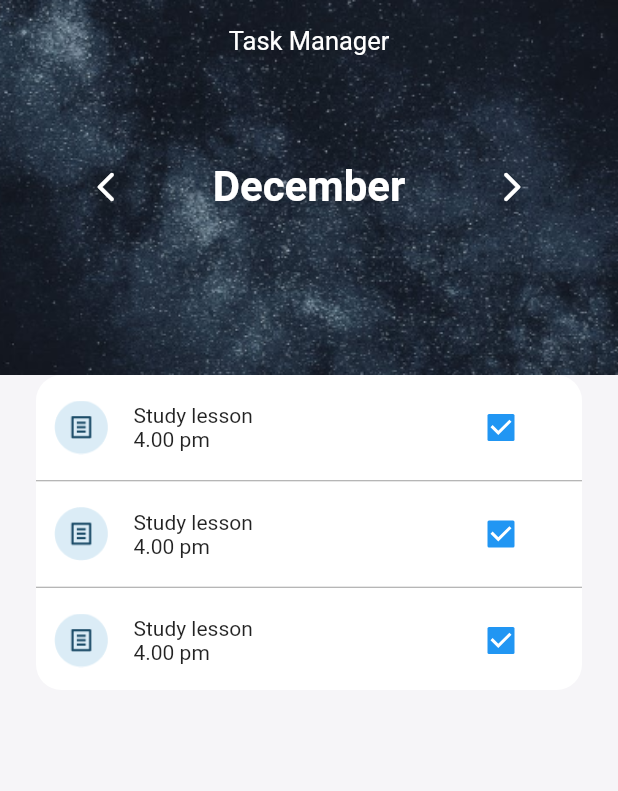
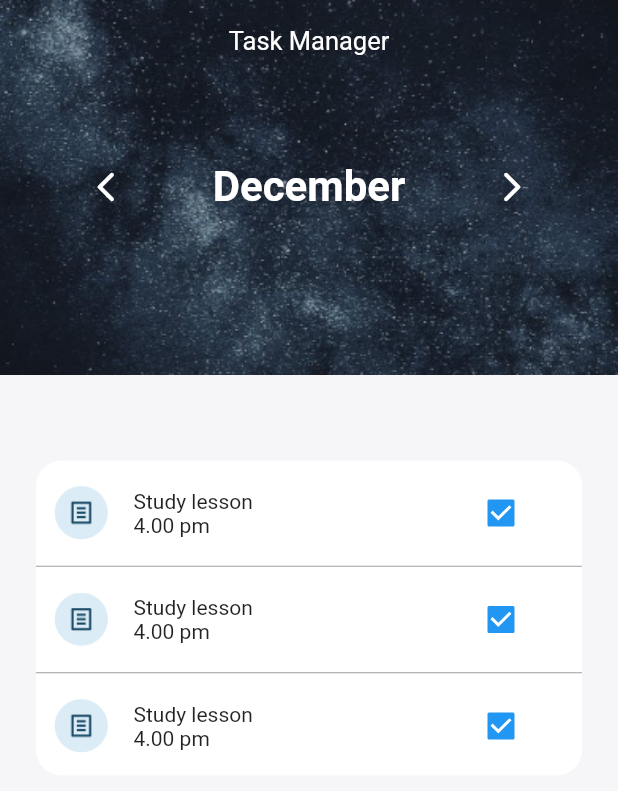
Before and after one commit to Mikhelmariya/todo, a Flutter app: the screen it shows after launch, on a phone screen of 412 x 824 dp. Shown: the top 791 px of the screen. Run offline on Flutter 3.47's test engine with Material 2 defaults, Android fonts, the phone set to English and light mode, and no system bars; our stand-ins replace table_calendar; missing offline and left inert: dart:html.

Commit message:
stack added

```diff
--- a/lib/main.dart
+++ b/lib/main.dart
@@ -15,7 +15,9 @@ class Homepage extends StatelessWidget {
   @override
   Widget build(BuildContext context) {
     return Scaffold(
-      body: Container(
+      body: Stack(
+        children: [
+          Container(
             width: MediaQuery.of(context).size.width,
             height: MediaQuery.of(context).size.height,
             color: Color(0xfff6f5f8),
@@ -70,12 +72,17 @@ class Homepage extends StatelessWidget {
                         ),
                       ]),
                     ),
-                Container(
+                  ],
+                ),
+              ],
+            ),
+          ),
+          Center(
+            child: Container(
               height: 70 * 3,
               width: 364,
               decoration: BoxDecoration(
-                      color: Colors.white,
-                      borderRadius: BorderRadius.circular(17)),
+                  color: Colors.white, borderRadius: BorderRadius.circular(17)),
               child: ListView.separated(
                   separatorBuilder: (context, index) {
                     return Divider(
@@ -88,10 +95,8 @@ class Homepage extends StatelessWidget {
                     return TaskList();
                   })),
             ),
-              ],
           ),
         ],
-        ),
       ),
     );
   }
```
Lines whose indentation alone changed are shown as unchanged.
